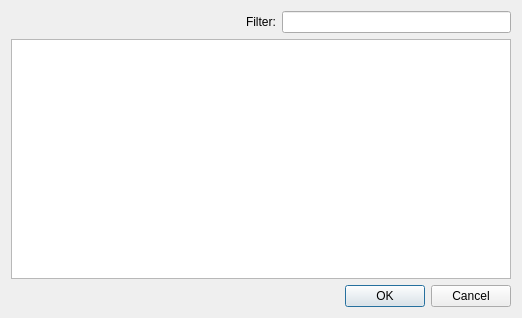
Old version of the form src/pgpkey.ui in the repository psi-im/psi.
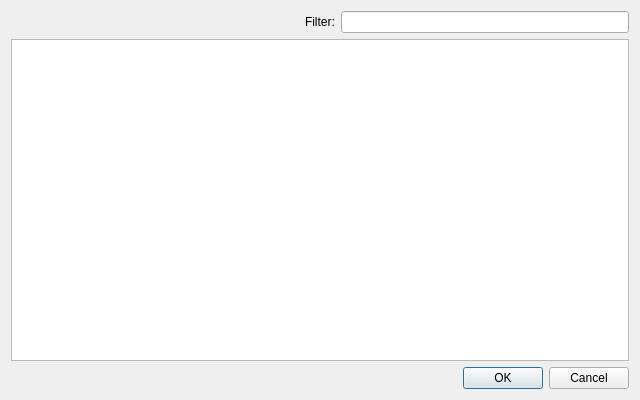
New version of the form.

The edit to the form file:
```diff
--- a/src/pgpkey.ui
+++ b/src/pgpkey.ui
@@ -6,8 +6,8 @@
    <rect>
     <x>0</x>
     <y>0</y>
-    <width>522</width>
-    <height>318</height>
+    <width>640</width>
+    <height>400</height>
    </rect>
   </property>
   <layout class="QGridLayout" name="gridLayout">
```
